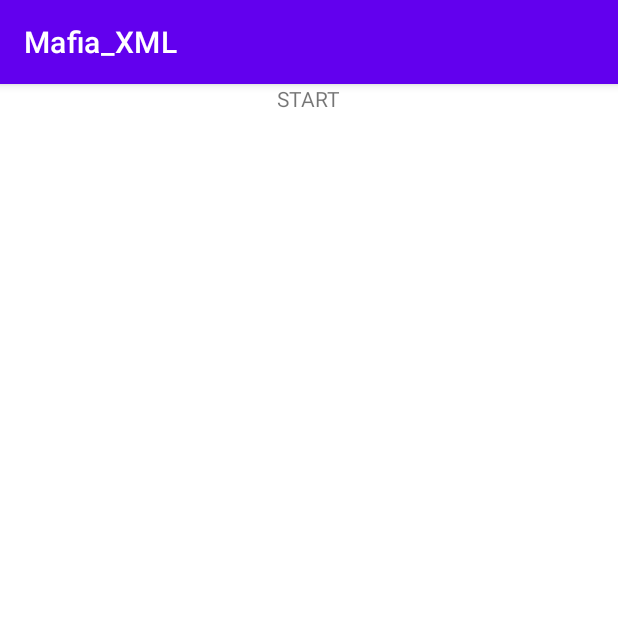
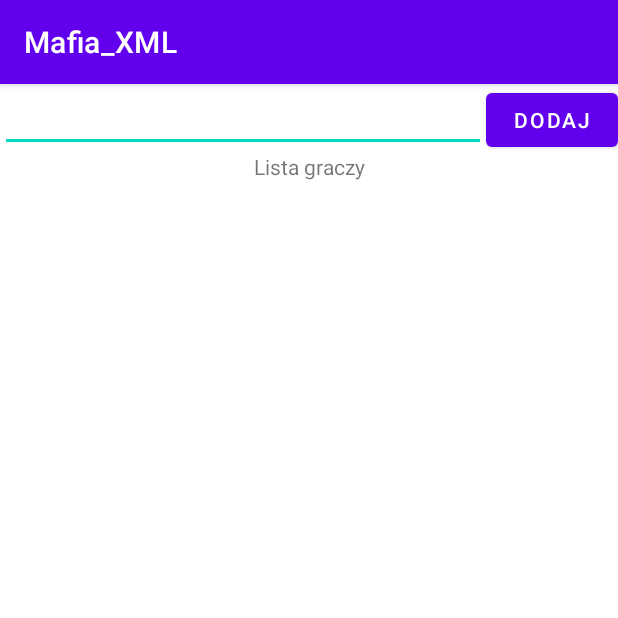
Before and after one commit to Hellmod/Mafia_XML, an Android app: the screen it shows after launch (StartActivity), on a phone screen of 412 x 824 dp, the top half of it. Run offline under Robolectric (Android 15) with nearby library versions, the phone set to English and light mode, and no system bars; our stand-ins replace Dagger/Hilt's generated code, Timber, data binding.

```diff
--- a/app/src/main/res/layout/fragment_start.xml
+++ b/app/src/main/res/layout/fragment_start.xml
@@ -11,28 +11,45 @@
 
     <androidx.constraintlayout.widget.ConstraintLayout
         android:layout_width="match_parent"
-        android:layout_height="match_parent">
+        android:layout_height="716dp">
+
+        <EditText
+            android:id="@+id/editText"
+            android:layout_width="0dp"
+            android:layout_height="wrap_content"
+            app:layout_constraintEnd_toStartOf="@+id/button"
+            app:layout_constraintStart_toStartOf="parent"
+            app:layout_constraintTop_toTopOf="parent" />
+
+        <Button
+            android:id="@+id/button"
+            android:layout_width="wrap_content"
+            android:layout_height="wrap_content"
+            android:onClick="@{() -> viewModel.onAddClicked()}"
+            android:text="Dodaj"
+            app:layout_constraintEnd_toEndOf="parent"
+            app:layout_constraintTop_toTopOf="parent" />
 
         <TextView
             android:id="@+id/textView"
             android:layout_width="wrap_content"
             android:layout_height="wrap_content"
-            android:text="START"
+            android:text="Lista graczy"
             app:layout_constraintEnd_toEndOf="parent"
             app:layout_constraintStart_toStartOf="parent"
-            app:layout_constraintTop_toTopOf="parent" />
+            app:layout_constraintTop_toBottomOf="@+id/editText" />
 
         <androidx.recyclerview.widget.RecyclerView
             android:id="@+id/playerListRecycle"
             data="@{viewModel.playerList}"
-            app:onProfileClicked="@{viewModel::onProfileClicked}"
             android:layout_width="match_parent"
             android:layout_height="0dp"
             app:layoutManager="androidx.recyclerview.widget.LinearLayoutManager"
             app:layout_constraintBottom_toBottomOf="parent"
             app:layout_constraintEnd_toEndOf="parent"
             app:layout_constraintStart_toStartOf="parent"
-            app:layout_constraintTop_toBottomOf="@+id/textView" />
+            app:layout_constraintTop_toBottomOf="@+id/textView"
+            app:onProfileClicked="@{viewModel::onProfileClicked}" />
 
     </androidx.constraintlayout.widget.ConstraintLayout>
 </layout>
```
Also changed, not shown: app/src/main/java/pl/rafalmiskiewicz/mafia/ui/playerList/PlayerListViewModel.kt (+23 -1 lines).
